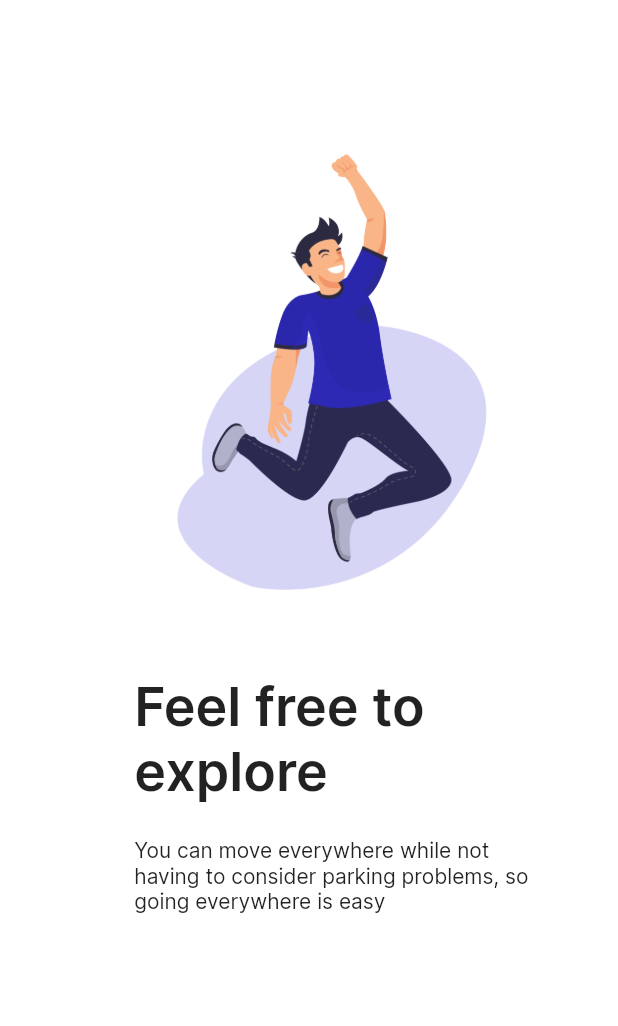
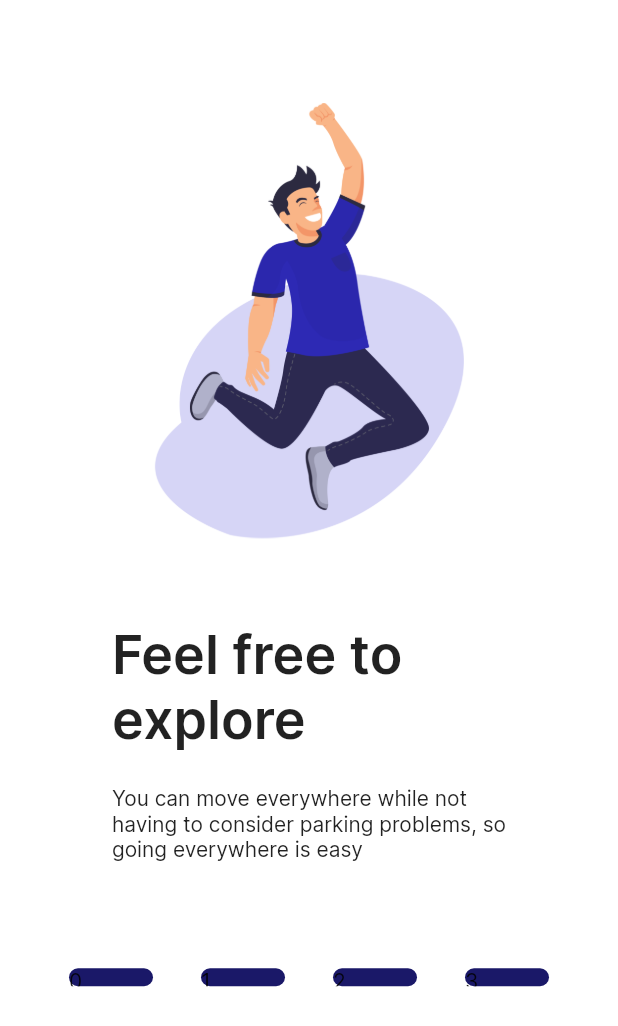
Before and after one commit to hello-deninuryadi/marebu, a Flutter app: the screen it shows after launch, on a phone screen of 412 x 824 dp. Shown: the top 1026 px of the screen. Run offline on Flutter 3.47's test engine with Material 2 defaults, Android fonts, the phone set to English and light mode, and no system bars.

Commit message:
Membuat Dots

```diff
--- a/lib/data/onBoardingData.dart
+++ b/lib/data/onBoardingData.dart
@@ -2,9 +2,13 @@ class DataOnboarding {
   String title;
   String desc;
   String image;
+  int currentPage;
 
   DataOnboarding(
-      {required this.title, required this.desc, required this.image});
+      {required this.title,
+      required this.desc,
+      required this.image,
+      required this.currentPage});
 }
 
 var listDataOnboarding = [
@@ -12,14 +16,22 @@ var listDataOnboarding = [
       title: "Feel free to\nexplore",
       desc:
           "You can move everywhere while not\nhaving to consider parking problems, so\ngoing everywhere is easy",
-      image: "asset/image/Splash_1.png"),
+      image: "asset/image/Splash_1.png",
+      currentPage: 0),
   DataOnboarding(
       title: "Find a parking\nspace",
       desc:
           "Don`t hesitate to head anywhere, we are\nable to inform you the closest parking\nplace at",
-      image: "asset/image/Splash_2.png"),
+      image: "asset/image/Splash_2.png",
+      currentPage: 1),
   DataOnboarding(
       title: "Book a parking\narea easily",
       desc: "Book a parking space quickly and easily",
-      image: "asset/image/Splash_3.png"),
+      image: "asset/image/Splash_3.png",
+      currentPage: 2),
+  DataOnboarding(
+      title: "Book a parking\narea easily",
+      desc: "Book a parking space quickly and easily",
+      image: "asset/image/Splash_3.png",
+      currentPage: 3),
 ];
--- /dev/null
+++ b/lib/screen/component/OnBoardingContent.dart
@@ -0,0 +1,59 @@
+import 'package:flutter/material.dart';
+import 'package:marebu/data/onBoardingData.dart';
+import 'package:marebu/size_config.dart';
+import 'package:marebu/styleGuide.dart';
+
+class OnBoardingContent extends StatelessWidget {
+  const OnBoardingContent({
+    Key? key,
+    required this.data,
+  }) : super(key: key);
+
+  final DataOnboarding data;
+
+  @override
+  Widget build(BuildContext context) {
+    return Column(
+      children: <Widget>[
+        Spacer(),
+        Image.asset(
+          data.image,
+          height: getProportionateScreenHeight(316),
+          width: getProportionateScreenWidth(444),
+        ),
+        const SizedBox(
+          height: 47.5,
+        ),
+        Column(
+          crossAxisAlignment: CrossAxisAlignment.start,
+          children: [
+            Padding(
+              padding: const EdgeInsets.all(8.0),
+              child: Text(
+                data.title,
+                textAlign: TextAlign.left,
+                style: Title1.copyWith(
+                    fontSize: getProportionateScreenWidth(36),
+                    fontWeight: semiBold),
+              ),
+            ),
+            SizedBox(
+              height: 8.0,
+            ),
+            Padding(
+              padding: const EdgeInsets.all(8.0),
+              child: Text(
+                data.desc,
+                textAlign: TextAlign.justify,
+                style: Body.copyWith(
+                  fontSize: getProportionateScreenWidth(14),
+                  fontWeight: reguler,
+                ),
+              ),
+            ),
+          ],
+        )
+      ],
+    );
+  }
+}
--- a/lib/screen/component/bodyOnboarding.dart
+++ b/lib/screen/component/bodyOnboarding.dart
@@ -2,6 +2,7 @@ import 'package:flutter/material.dart';
 import 'package:marebu/size_config.dart';
 import 'package:marebu/styleGuide.dart';
 import 'package:marebu/data/onBoardingData.dart';
+import 'package:marebu/screen/component/OnBoardingContent.dart';
 
 class BodyOnboarding extends StatefulWidget {
   @override
@@ -18,61 +19,47 @@ class _BodyOnboardingState extends State<BodyOnboarding> {
           children: <Widget>[
             Expanded(
               flex: 3,
-              child: ListView.builder(
-                addAutomaticKeepAlives: false,
+              child: PageView.builder(
                 scrollDirection: Axis.horizontal,
                 itemCount: listDataOnboarding.length,
                 itemBuilder: (context, index) {
                   final DataOnboarding data = listDataOnboarding[index];
-                  return Column(
-                    children: <Widget>[
-                      Spacer(),
-                      Image.asset(
-                        data.image,
-                        height: getProportionateScreenHeight(316),
-                        width: getProportionateScreenWidth(444),
-                      ),
-                      const SizedBox(
-                        height: 47.5,
-                      ),
-                      Column(
-                        crossAxisAlignment: CrossAxisAlignment.start,
-                        children: [
-                          Padding(
-                            padding: const EdgeInsets.all(8.0),
-                            child: Text(
-                              data.title,
-                              textAlign: TextAlign.left,
-                              style: Title1.copyWith(
-                                  fontSize: getProportionateScreenWidth(36),
-                                  fontWeight: semiBold),
-                            ),
-                          ),
-                          SizedBox(
-                            height: 8.0,
-                          ),
-                          Padding(
-                            padding: const EdgeInsets.all(8.0),
-                            child: Text(
-                              data.desc,
-                              textAlign: TextAlign.justify,
-                              style: Body.copyWith(
-                                fontSize: getProportionateScreenWidth(14),
-                                fontWeight: reguler,
-                              ),
-                            ),
-                          ),
-                        ],
-                      )
-                    ],
-                  );
+                  return OnBoardingContent(data: data);
                 },
               ),
             ),
-            Expanded(flex: 1, child: SizedBox())
+            SizedBox(
+              height: getProportionateScreenHeight(50),
+            ),
+            Expanded(
+                flex: 1,
+                child: Column(
+                  children: <Widget>[
+                    Row(
+                        mainAxisAlignment: MainAxisAlignment.center,
+                        children: List.generate(
+                          listDataOnboarding.length,
+                          (index) => buildDots(index),
+                        ))
+                  ],
+                ))
           ],
         ),
       ),
     );
   }
+
+  Container buildDots(int index) {
+    final currentpage = index;
+    return Container(
+      child: Text("$currentpage"),
+      margin: EdgeInsets.all(16),
+      height: 12,
+      width: currentpage == index ? 56 : 12,
+      decoration: BoxDecoration(
+        color: currentpage == index ? pressedColor : primaryColor,
+        borderRadius: BorderRadius.circular(13),
+      ),
+    );
+  }
 }
--- a/lib/size_config.dart
+++ b/lib/size_config.dart
@@ -22,5 +22,5 @@ double getProportionateScreenHeight(double inputHeight) {
 
 double getProportionateScreenWidth(double inputWidth) {
   double screenWidth = SizeConfig.screenWidth;
-  return (inputWidth / 414) * screenWidth;
+  return (inputWidth / 414.0) * screenWidth;
 }
--- a/pubspec.yaml
+++ b/pubspec.yaml
@@ -35,6 +35,7 @@ dependencies:
   # Use with the CupertinoIcons class for iOS style icons.
   cupertino_icons: ^1.0.2
   provider: ^4.3.1
+  smooth_page_indicator: ^1.0.0
 
 dev_dependencies:
   flutter_test:
```
Also changed, not shown: lib/screen/component/bodyContent.dart (deleted), pubspec.lock.
